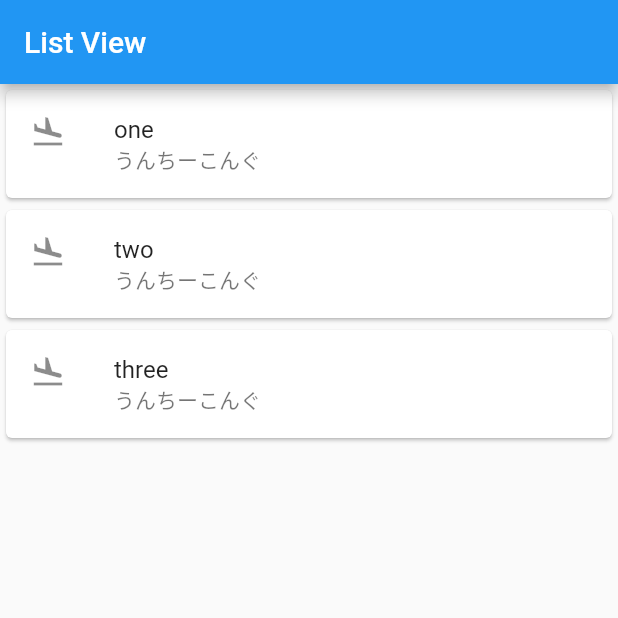
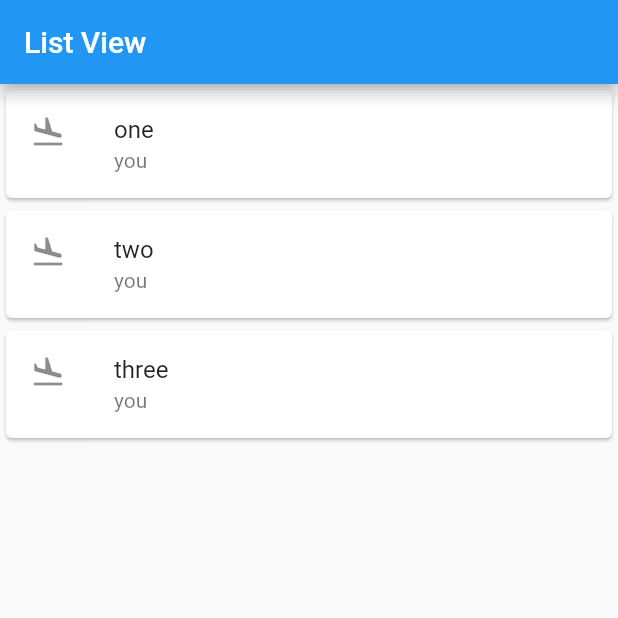
Before and after one commit to x17u035/flutter_app_x17u035, a Flutter app: the screen it shows after launch, on a phone screen of 412 x 824 dp, the top half of it. Run offline on Flutter 3.47's test engine with Material 2 defaults, Android fonts, the phone set to English and light mode, and no system bars.

```diff
--- a/lib/main.dart
+++ b/lib/main.dart
@@ -40,7 +40,7 @@ class ListState extends State<HomeWidget>{
 
                 leading: const Icon(Icons.flight_land),
                 title: Text(listItem[index]),
-                subtitle: Text('うんちーこんぐ'),
+                subtitle: Text('you'),
                 onTap: () { /* react to the tile being tapped */ },
               ),
             );
```
